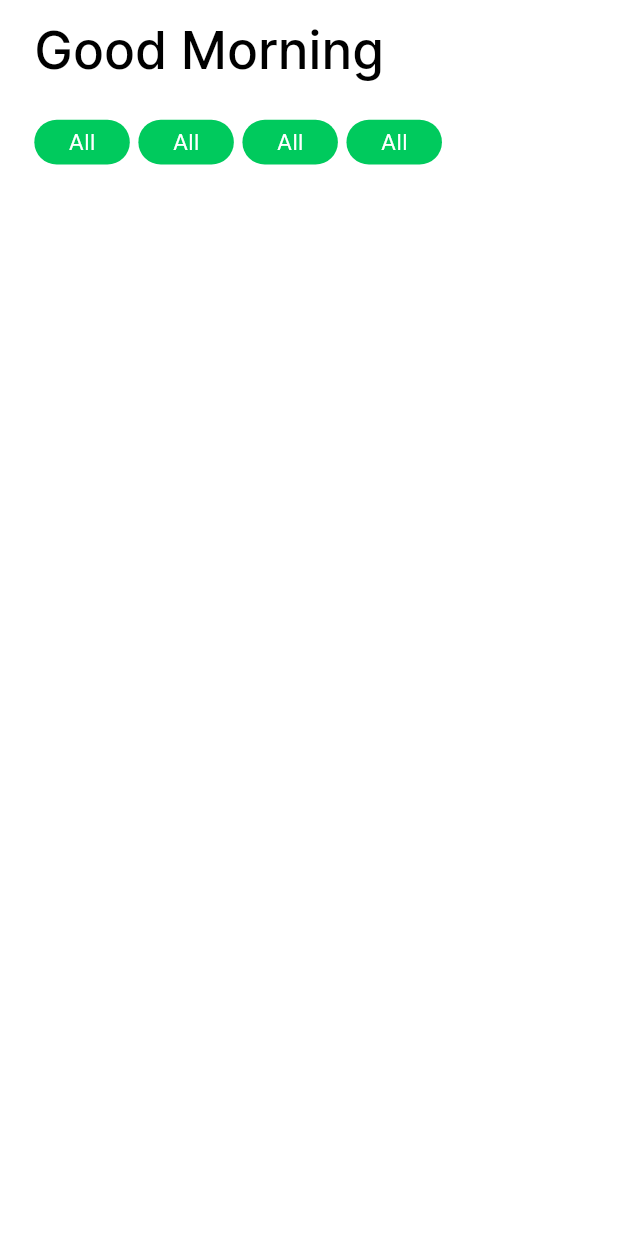
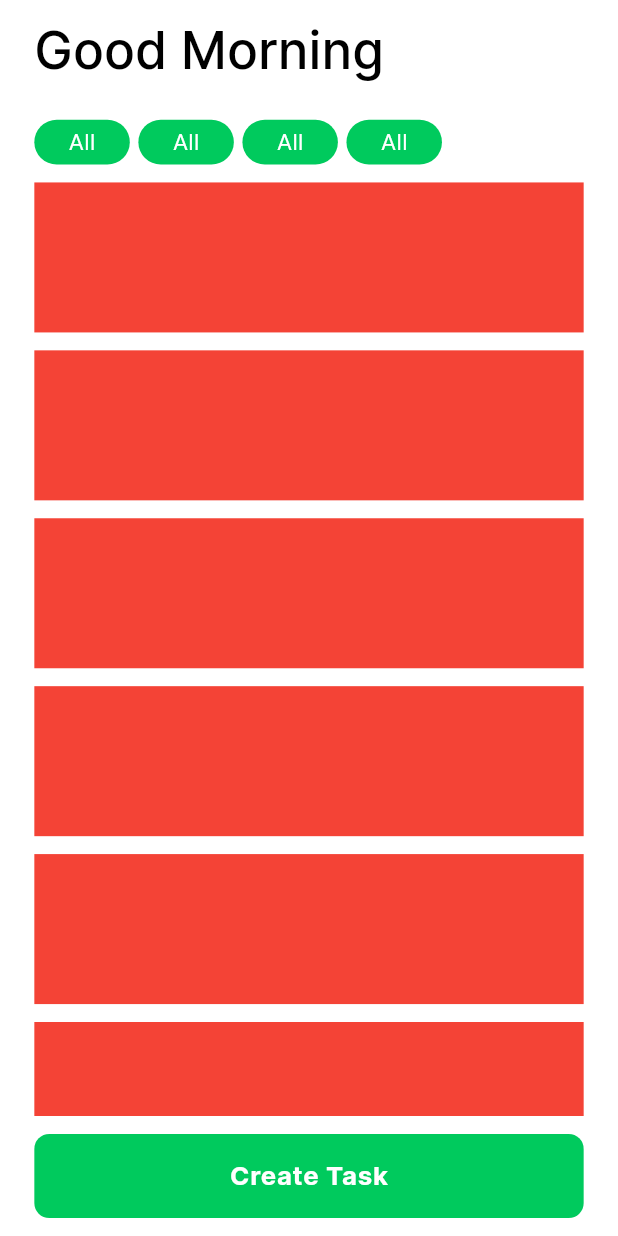
Before and after one commit to MoAdelDev/task_app, a Flutter app: the screen it shows after launch, on a phone screen of 412 x 824 dp. Run offline on Flutter 3.47's test engine with Material 3 defaults, Android fonts, the phone set to English and light mode, and no system bars; our stand-ins replace flutter_screenutil, flutter_spinkit, fluttertoast, freezed_annotation, get_it, hive_flutter; accounts and stored records are empty.

Commit message:
- Added home tasks widget - Added Create Task button - Updated Custom Button Style

```diff
--- a/lib/core/widgets/custom_button.dart
+++ b/lib/core/widgets/custom_button.dart
@@ -1,6 +1,7 @@
 import 'package:flutter/material.dart';
 import 'package:flutter_screenutil/flutter_screenutil.dart';
 import 'package:task_app/core/helpers/extensions.dart';
+import 'package:task_app/core/style/font_weight_helper.dart';
 import 'package:task_app/core/widgets/custom_loading_indicator.dart';
 import 'package:task_app/core/widgets/custom_text.dart';
 
@@ -30,7 +31,7 @@ class CustomButton extends StatelessWidget {
     }
     return Container(
       width: isExpand ? double.infinity : width,
-      height: height ?? 40.h,
+      height: height ?? 47.h,
       clipBehavior: Clip.antiAlias,
       decoration: BoxDecoration(
         borderRadius: BorderRadius.circular(10),
@@ -47,8 +48,9 @@ class CustomButton extends StatelessWidget {
             ? child
             : CustomText(
                 text: label ?? '',
-                style: context.textTheme.titleMedium,
+                style: context.textTheme.bodyLarge,
                 color: Colors.white,
+                fontWeight: FontWeightHelper.bold,
               ),
       ),
     );
--- /dev/null
+++ b/lib/features/home/ui/widgets/add_task_button.dart
@@ -0,0 +1,14 @@
+import 'package:flutter/material.dart';
+import 'package:task_app/core/widgets/custom_button.dart';
+
+class AddTaskButton extends StatelessWidget {
+  const AddTaskButton({super.key});
+
+  @override
+  Widget build(BuildContext context) {
+    return CustomButton(
+      onPressed: () {},
+      label: 'Create Task',
+    );
+  }
+}
--- a/lib/features/home/ui/widgets/home_body.dart
+++ b/lib/features/home/ui/widgets/home_body.dart
@@ -1,7 +1,9 @@
 import 'package:flutter/material.dart';
 import 'package:flutter_screenutil/flutter_screenutil.dart';
 import 'package:task_app/core/helpers/spacing.dart';
+import 'package:task_app/features/home/ui/widgets/add_task_button.dart';
 import 'package:task_app/features/home/ui/widgets/home_filters.dart';
+import 'package:task_app/features/home/ui/widgets/home_tasks_list.dart';
 import 'package:task_app/features/home/ui/widgets/home_welcome_text.dart';
 
 class HomeBody extends StatelessWidget {
@@ -20,6 +22,12 @@ class HomeBody extends StatelessWidget {
           const HomeWelcomeText(),
           verticalSpace(20),
           const HomeFilters(),
+          verticalSpace(10),
+          const Expanded(
+            child: HomeTasksList(),
+          ),
+          verticalSpace(10),
+          const AddTaskButton(),
         ],
       ),
     );
--- /dev/null
+++ b/lib/features/home/ui/widgets/home_tasks_list.dart
@@ -0,0 +1,20 @@
+import 'package:flutter/material.dart';
+import 'package:task_app/core/helpers/spacing.dart';
+
+class HomeTasksList extends StatelessWidget {
+  const HomeTasksList({super.key});
+
+  @override
+  Widget build(BuildContext context) {
+    return ListView.separated(
+      itemBuilder: (context, index) {
+        return Container(
+          height: 100,
+          color: Colors.red,
+        );
+      },
+      separatorBuilder: (context, index) => verticalSpace(10),
+      itemCount: 10,
+    );
+  }
+}
```
